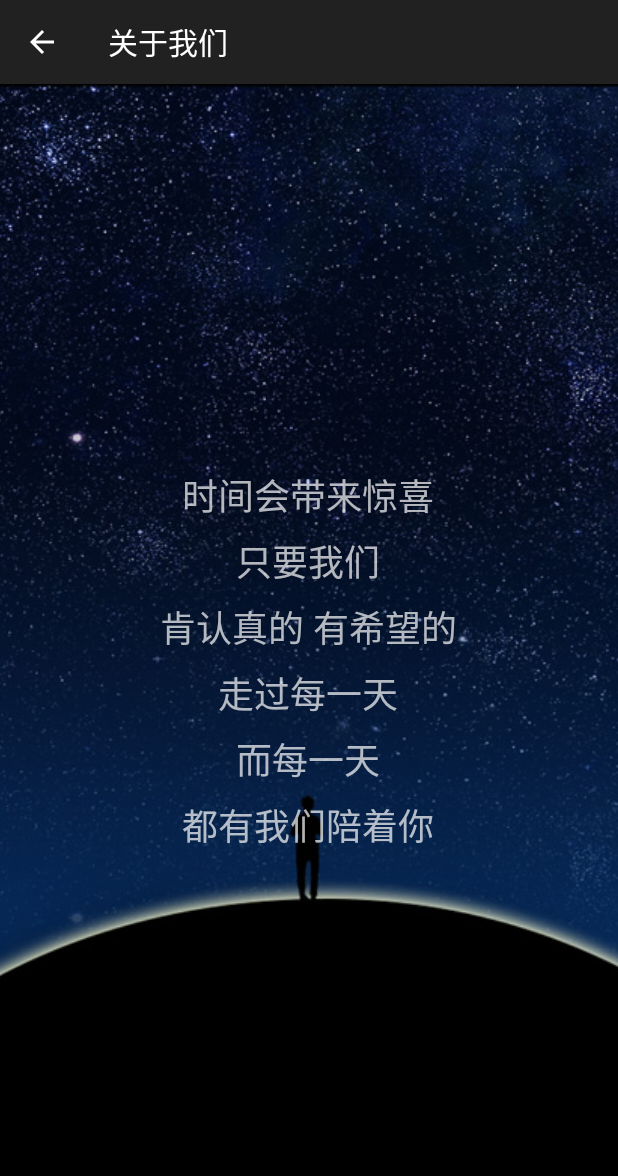
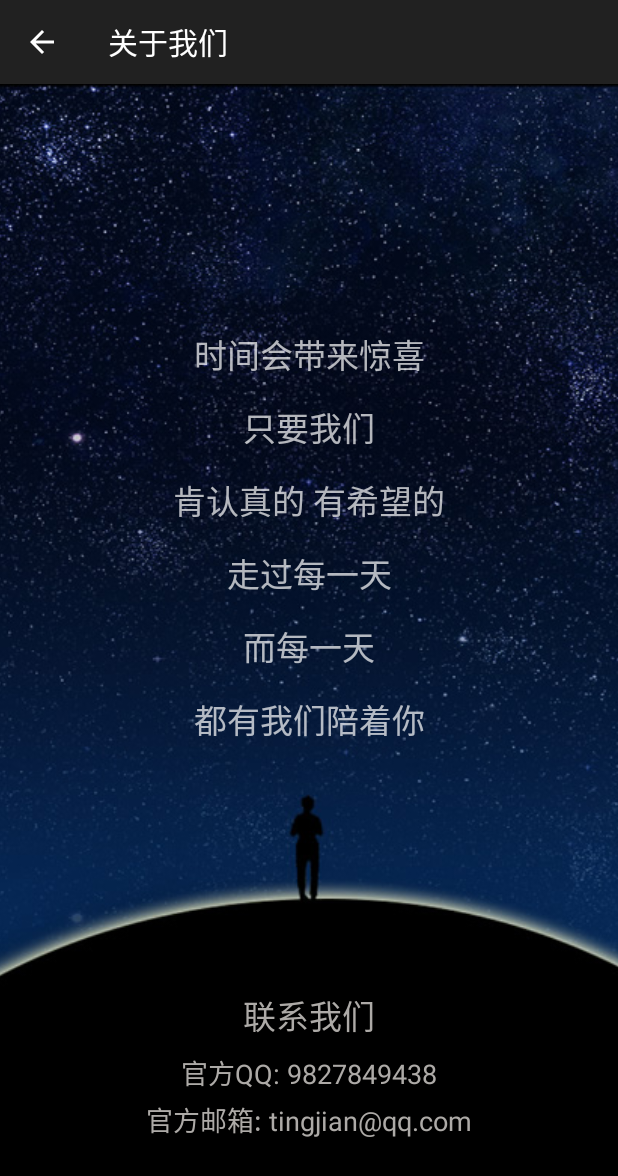
Before and after one commit to dasheryang/hear, an Android app: the AboutUsActivity screen opened directly, with no data from a screen before it, on a phone screen of 412 x 824 dp. Shown: the top 1176 px of the screen. Run offline under Robolectric (Android 15) with nearby library versions, the phone set to English and light mode, and no system bars.

Commit message:
调整了关于我们页面的布局

```diff
--- a/android_proj/hearApp/src/main/res/layout/act_about_us.xml
+++ b/android_proj/hearApp/src/main/res/layout/act_about_us.xml
@@ -10,12 +10,54 @@
         android:scaleType="centerCrop"
         android:src="@drawable/play_bg" />
 
-    <TextView
-        android:text="@string/content_about_us"
-        android:layout_width="wrap_content"
-        android:layout_height="wrap_content"
-        android:gravity="center"
-        android:layout_gravity="center"
-        android:lineSpacingExtra="8dp"
-        android:textSize="24sp" />
+    <LinearLayout
+        android:orientation="vertical"
+        android:layout_width="match_parent"
+        android:layout_height="match_parent">
+
+        <TextView
+            android:text="@string/content_about_us"
+            android:layout_width="match_parent"
+            android:layout_height="0dp"
+            android:layout_weight="1"
+            android:gravity="center"
+            android:lineSpacingExtra="16dp"
+            android:textSize="22sp" />
+
+        <LinearLayout
+            android:orientation="vertical"
+            android:layout_width="match_parent"
+            android:layout_height="wrap_content"
+            android:layout_marginBottom="64dp"
+            android:layout_gravity="bottom">
+
+            <TextView
+                android:id="@+id/label_contact_us"
+                android:layout_width="wrap_content"
+                android:layout_height="wrap_content"
+                android:layout_gravity="center_horizontal"
+                android:text="@string/content_contact_us"
+                android:textSize="22sp"
+                android:textColor="#adaaa7" />
+
+            <TextView
+                android:layout_width="wrap_content"
+                android:layout_height="wrap_content"
+                android:layout_gravity="center_horizontal"
+                android:layout_marginTop="8dp"
+                android:text="@string/content_qq"
+                android:textSize="18sp"
+                android:textColor="#adaaa7" />
+
+            <TextView
+                android:layout_width="wrap_content"
+                android:layout_height="wrap_content"
+                android:layout_gravity="center_horizontal"
+                android:layout_marginTop="4dp"
+                android:text="@string/content_email"
+                android:textSize="18sp"
+                android:textColor="#adaaa7" />
+
+        </LinearLayout>
+    </LinearLayout>
 </FrameLayout>
--- a/android_proj/hearApp/src/main/res/values/strings.xml
+++ b/android_proj/hearApp/src/main/res/values/strings.xml
@@ -8,4 +8,7 @@
     <string name="content_about_us">时间会带来惊喜\n只要我们\n肯认真的 有希望的\n走过每一天\n而每一天\n都有我们陪着你</string>
 
     <string name="item_back">返回</string>
+    <string name="content_contact_us">联系我们</string>
+    <string name="content_qq">官方QQ: 9827849438</string>
+    <string name="content_email">官方邮箱: tingjian@qq.com</string>
 </resources>
```
